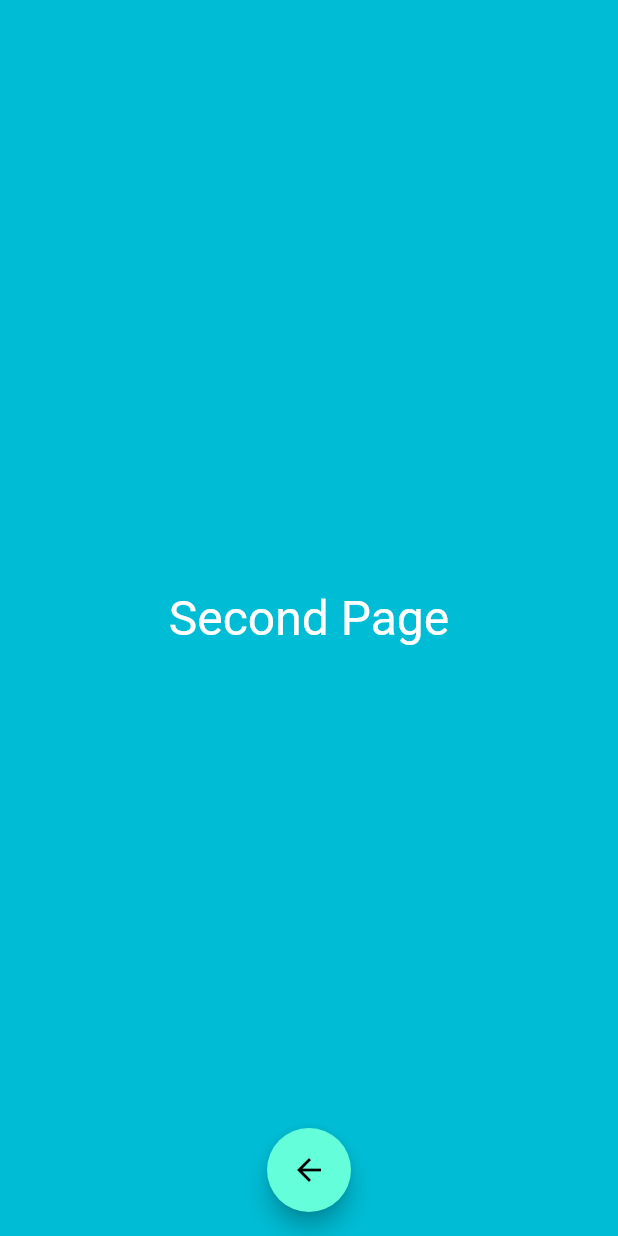
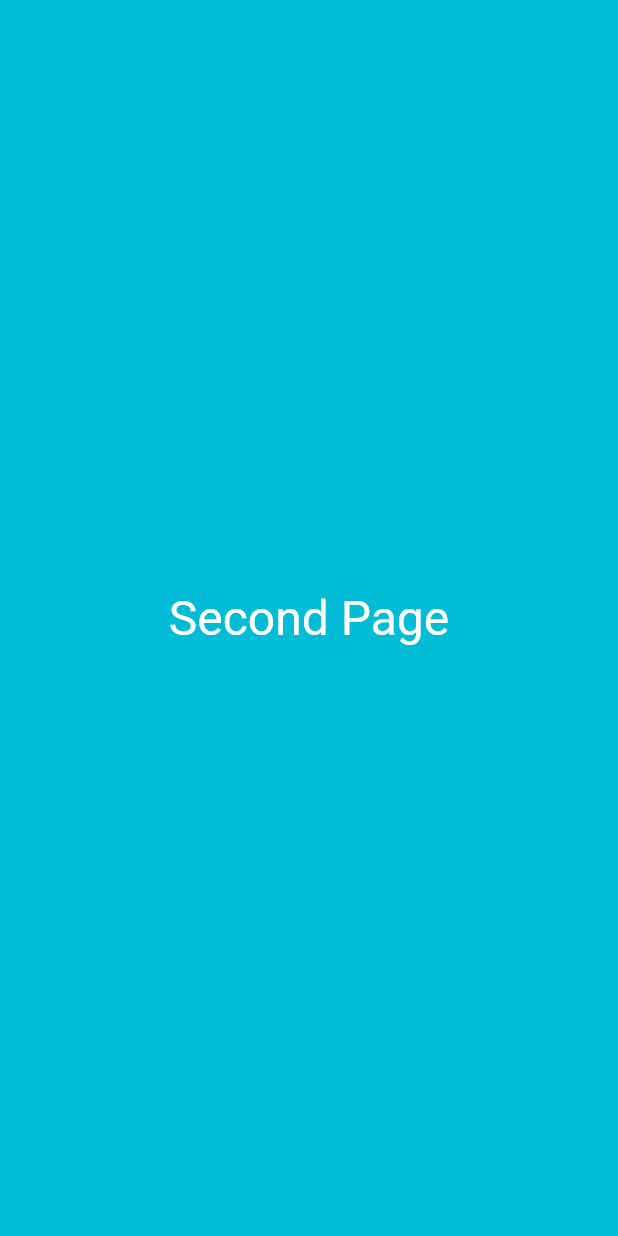
Before and after one commit to msmurali/flutter-challenges, a Flutter app: the screen it shows after launch, after a tap on the "arrow forward" icon, on a phone screen of 412 x 824 dp. Run offline on Flutter 3.47's test engine with Material 2 defaults, Android fonts, the phone set to English and light mode, and no system bars.

Commit message:
update ripple_page_transition

```diff
--- a/lib/challenges/ripple_page_transition/home_page.dart
+++ b/lib/challenges/ripple_page_transition/home_page.dart
@@ -12,6 +12,7 @@ class HomePage extends StatefulWidget {
 
 class _HomePageState extends State<HomePage> {
   final GlobalKey _fabKey = GlobalKey();
+  final GlobalKey _btnKey = GlobalKey();
 
   @override
   Widget build(BuildContext context) {
@@ -27,12 +28,31 @@ class _HomePageState extends State<HomePage> {
             return Stack(
               children: [
                 Scaffold(
-                  body: const Center(
-                    child: Text(
-                      'First Page',
-                      style: TextStyle(
-                        fontSize: 32.0,
-                      ),
+                  body: Center(
+                    child: Column(
+                      mainAxisAlignment: MainAxisAlignment.center,
+                      children: [
+                        const Text(
+                          'First Page',
+                          style: TextStyle(
+                            fontSize: 32.0,
+                          ),
+                        ),
+                        const SizedBox(height: 50.0),
+                        ElevatedButton(
+                          key: _btnKey,
+                          child: const Icon(Icons.arrow_forward),
+                          onPressed: () {
+                            Navigator.push(
+                              context,
+                              RipplePageRoute(
+                                page: const SecondPage(),
+                                anchor: _btnKey,
+                              ),
+                            );
+                          },
+                        ),
+                      ],
                     ),
                   ),
                   floatingActionButtonLocation:
--- a/lib/challenges/ripple_page_transition/ripple_page_route.dart
+++ b/lib/challenges/ripple_page_transition/ripple_page_route.dart
@@ -26,12 +26,8 @@ class RipplePageRoute extends PageRouteBuilder {
     final Size? anchorSize = renderBox?.size;
 
     if (anchorPosition != null && anchorSize != null) {
-      final double anchorX = anchorPosition.dx;
-      final double anchorY = anchorPosition.dy;
-      final anchorCenter = Offset(
-        anchorX + anchorSize.width / 2,
-        anchorY + anchorSize.height / 2,
-      );
+      final Offset anchorCenter = Offset(anchorPosition.dx, anchorPosition.dy);
+
       return anchorSize.center(anchorCenter);
     } else {
       return screenSize.center(Offset.zero);
--- a/lib/challenges/ripple_page_transition/second_page.dart
+++ b/lib/challenges/ripple_page_transition/second_page.dart
@@ -5,9 +5,9 @@ class SecondPage extends StatelessWidget {
 
   @override
   Widget build(BuildContext context) {
-    return Scaffold(
+    return const Scaffold(
       backgroundColor: Colors.cyan,
-      body: const Center(
+      body: Center(
         child: Text(
           'Second Page',
           style: TextStyle(
@@ -15,11 +15,6 @@ class SecondPage extends StatelessWidget {
           ),
         ),
       ),
-      floatingActionButtonLocation: FloatingActionButtonLocation.centerFloat,
-      floatingActionButton: FloatingActionButton(
-        onPressed: () => Navigator.pop(context),
-        child: const Icon(Icons.arrow_back),
-      ),
     );
   }
 }
```
